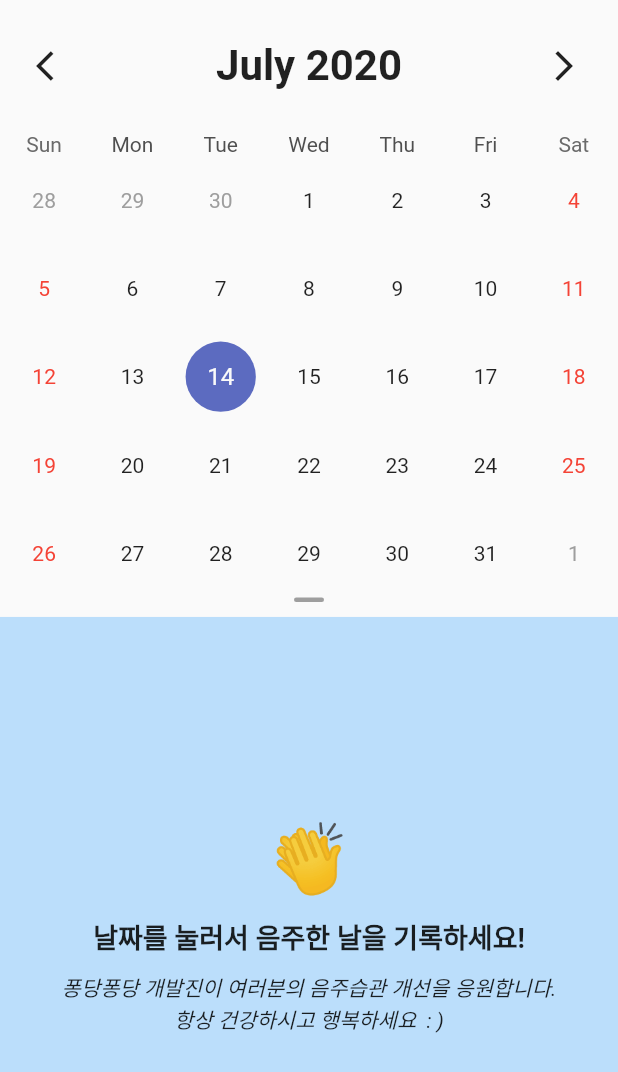
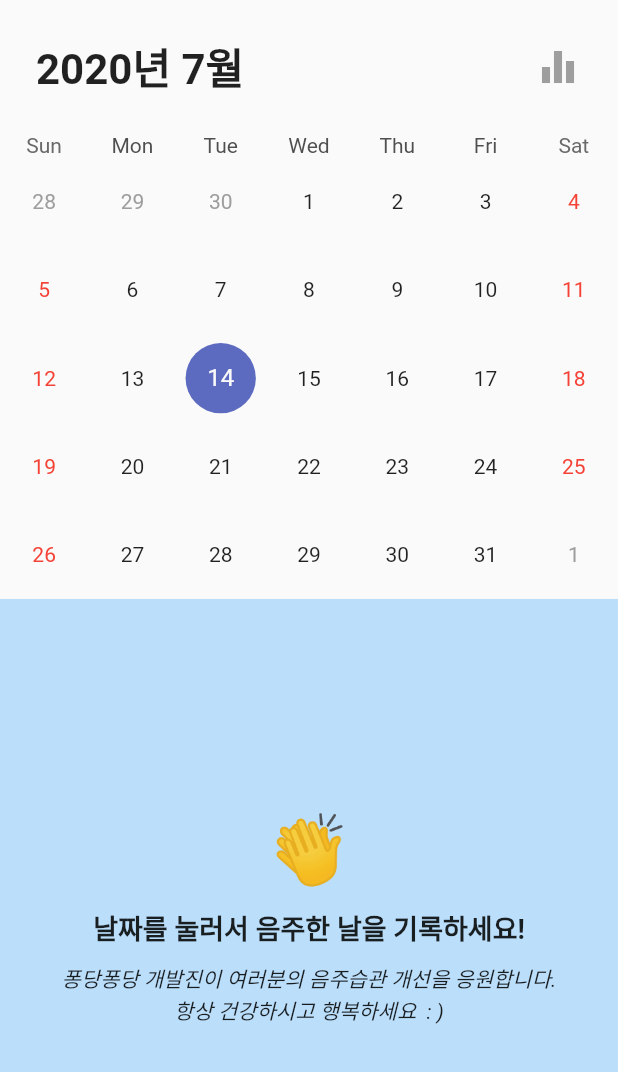
Before and after one commit to junhaddi/Pongdang, a Flutter app: the screen it shows after launch, on a phone screen of 412 x 824 dp. Shown: the top 1072 px of the screen. Run offline on Flutter 3.47's test engine with Material 2 defaults, Android fonts, the phone set to English and light mode, and no system bars; drawn by our look-alikes of table_calendar; our stand-ins replace flutter_swiper, shared_preferences; Roboto replaces fonts that are missing (NanumBarunGothic).

Commit message:
현황 페이지 구현중

```diff
--- a/lib/main.dart
+++ b/lib/main.dart
@@ -2,6 +2,7 @@ import 'package:flutter/material.dart';
 import 'package:flutter/services.dart';
 import 'package:pongdang/screens/index_screen.dart';
 import 'package:pongdang/screens/splash_screen.dart';
+import 'package:pongdang/screens/status_screen.dart';
 import 'package:shared_preferences/shared_preferences.dart';
 
 Future<void> main() async {
@@ -31,6 +32,7 @@ class MyApp extends StatelessWidget {
       debugShowCheckedModeBanner: false,
       routes: <String, WidgetBuilder>{
         '/index': (BuildContext context) => IndexScreen(prefs: prefs),
+        '/status': (BuildContext context) => StatusScreen(prefs: prefs),
       },
       home: SplashScreen(),
     );
--- /dev/null
+++ b/lib/models/header.dart
@@ -0,0 +1,6 @@
+class Header {
+  final DateTime dateTime;
+  final String emoji;
+
+  Header({this.dateTime, this.emoji});
+}
--- a/lib/screens/index_screen.dart
+++ b/lib/screens/index_screen.dart
@@ -24,6 +24,7 @@ class _IndexScreenState extends State<IndexScreen> {
   Map<DateTime, List> _events = {};
   Color _bottomColor;
   String _subtitle = '';
+  String _focusDate = '';
   bool _isLiverBroken = false;
 
   @override
@@ -51,26 +52,37 @@ class _IndexScreenState extends State<IndexScreen> {
             children: <Widget>[
               Column(
                 children: <Widget>[
+                  Padding(
+                    padding: EdgeInsets.all(24.0),
+                    child: Row(
+                      mainAxisAlignment: MainAxisAlignment.spaceBetween,
+                      children: <Widget>[
+                        Text(
+                          _focusDate,
+                          style: TextStyle(
+                            fontSize: 28.0,
+                            fontWeight: FontWeight.bold,
+                          ),
+                        ),
+                        GestureDetector(
+                          child: Icon(
+                            Icons.equalizer,
+                            size: 32.0,
+                            color: Colors.grey,
+                          ),
+                          onTap: () {
+                            Navigator.of(context).pushNamed('/status');
+                          },
+                        )
+                      ],
+                    ),
+                  ),
                   TableCalendar(
                     calendarController: _calendarController,
                     events: _events,
+                    headerVisible: false,
                     calendarStyle: CalendarStyle(
                       highlightSelected: false,
-                    ),
-                    headerStyle: HeaderStyle(
-                      centerHeaderTitle: true,
-                      formatButtonVisible: false,
-                      titleTextBuilder: (date, locale) {
-                        return '${date.year}년 ${date.month < 10 ? '0' : ''}${date.month}월';
-                      },
-                      titleTextStyle: TextStyle(
-                        fontSize: 28.0,
-                        fontWeight: FontWeight.bold,
-                      ),
-                      leftChevronIcon: Icon(Icons.arrow_back_ios),
-                      rightChevronIcon: Icon(Icons.arrow_forward_ios),
-                      leftChevronMargin: EdgeInsets.all(12.0),
-                      rightChevronMargin: EdgeInsets.all(12.0),
                     ),
                     daysOfWeekStyle: DaysOfWeekStyle(
                       dowTextBuilder: (date, locale) {
@@ -165,17 +177,6 @@ class _IndexScreenState extends State<IndexScreen> {
                         );
                       }
                     },
-                  ),
-                  Container(
-                    width: 20.0,
-                    height: 3.0,
-                    decoration: BoxDecoration(
-                      color: Colors.grey,
-                      borderRadius: BorderRadius.circular(50.0),
-                    ),
-                  ),
-                  SizedBox(
-                    height: 10.0,
                   ),
                 ],
               ),
@@ -350,6 +351,8 @@ class _IndexScreenState extends State<IndexScreen> {
         }
       });
       _subtitle = '술마신날(${_events.length})';
+      _focusDate =
+          '${_calendarController.focusedDay.year}년 ${_calendarController.focusedDay.month}월';
       _isLiverBroken = health < 10 ? false : true;
       int maxVal = level[0];
       for (int i = 1; i < 4; i++) {
--- a/pubspec.yaml
+++ b/pubspec.yaml
@@ -25,6 +25,7 @@ dependencies:
     sdk: flutter
   shared_preferences: ^0.5.6+3
   table_calendar: ^2.2.3
+  flutter_swiper: ^1.1.6
 
 dev_dependencies:
   flutter_test:
```
Also changed, not shown: lib/screens/status_screen.dart (added, +189 -0 lines), lib/widgets/status_graph.dart (added, +58 -0 lines), lib/widgets/status_header.dart (added, +39 -0 lines), pubspec.lock.
